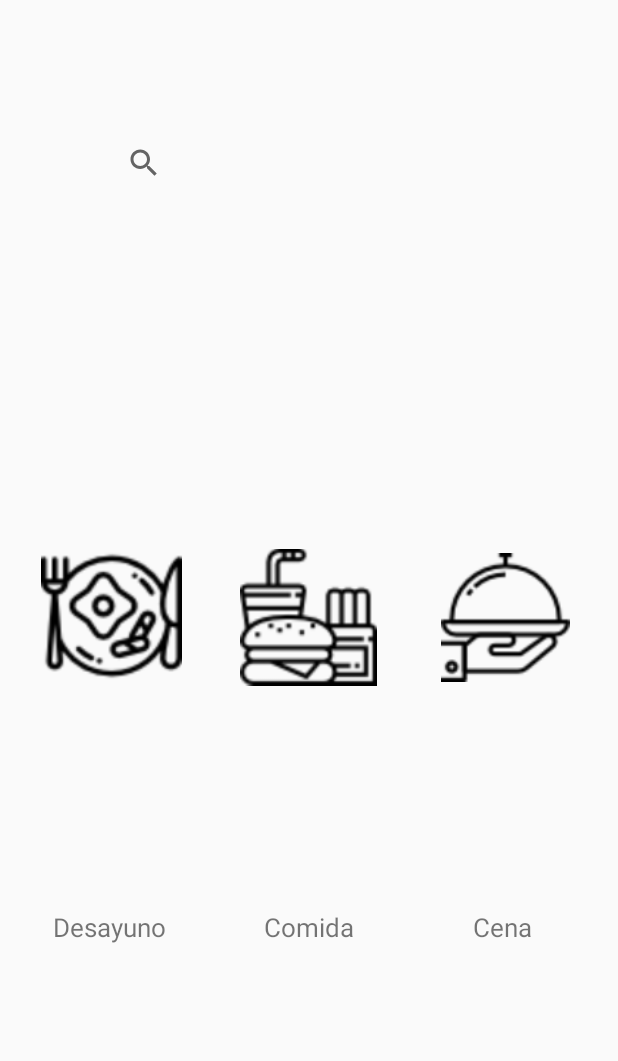
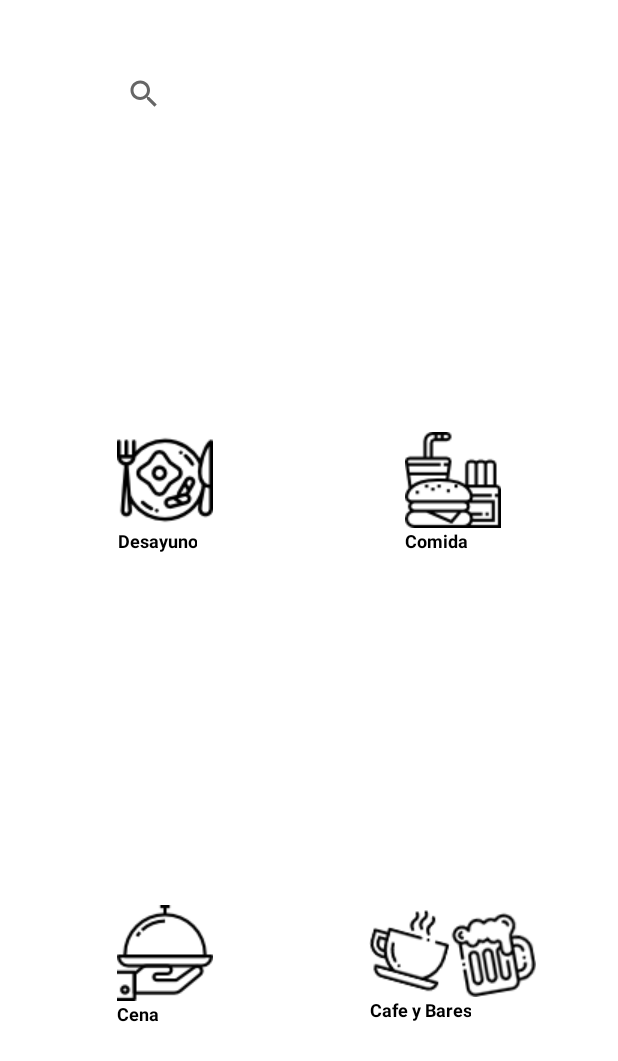
Before and after one commit to wendyvvega/appComida, an Android app: the layout activity_tipos_comida.xml on its own in the app's theme, with its tools: preview values and no code run, on a phone screen of 412 x 824 dp. Shown: the top 1061 px of the screen. Run offline under Robolectric (Android 15) with nearby library versions, the phone set to English and light mode, and no system bars.

Commit message:
Se modifico la vista de los tipos de comida

```diff
--- a/appComidita/app/build.gradle
+++ b/appComidita/app/build.gradle
@@ -24,6 +24,7 @@ dependencies {
     implementation 'com.android.support:recyclerview-v7:27.1.1'
     implementation fileTree(dir: 'libs', include: ['*.jar'])
     implementation 'com.android.support:appcompat-v7:27.1.1'
+    implementation 'com.android.support:cardview-v7:27.1.1'
     implementation 'com.android.support.constraint:constraint-layout:1.1.0'
     implementation 'com.android.support:design:27.1.1'
     implementation 'com.google.firebase:firebase-database:15.0.1'
--- a/appComidita/app/src/main/java/com/example/supdude/appcomidita/tiposComida.java
+++ b/appComidita/app/src/main/java/com/example/supdude/appcomidita/tiposComida.java
@@ -8,7 +8,7 @@ import android.widget.ImageView;
 
 public class tiposComida extends AppCompatActivity implements View.OnClickListener{
 
-    ImageView desayuno, comida, cena;
+    ImageView desayuno, comida, cena, cafebares;
 
     @Override
     protected void onCreate(Bundle savedInstanceState) {
@@ -18,10 +18,12 @@ public class tiposComida extends AppCompatActivity implements View.OnClickListen
         desayuno = findViewById(R.id.imgDesayuno);
         comida = findViewById(R.id.imgComida);
         cena = findViewById(R.id.imgCena);
+        cafebares = findViewById(R.id.imgCafeBares);
 
         desayuno.setOnClickListener(this);
         comida.setOnClickListener(this);
         cena.setOnClickListener(this);
+        cafebares.setOnClickListener(this);
     }
 
     @Override
@@ -37,6 +39,9 @@ public class tiposComida extends AppCompatActivity implements View.OnClickListen
             case R.id.imgCena:
                 intent.putExtra("tipoComida", "cena");
                 break;
+            case R.id.imgCafeBares:
+                intent.putExtra("tipoComida", "cafebares");
+                break;
         }
         startActivity(intent);
     }
--- a/appComidita/app/src/main/res/layout/activity_lista_locales.xml
+++ b/appComidita/app/src/main/res/layout/activity_lista_locales.xml
@@ -20,7 +20,7 @@
         android:id="@+id/recyclerView"
         android:layout_width="368dp"
         android:layout_height="493dp"
+        android:scrollbars="vertical"
         tools:layout_editor_absoluteX="8dp"
-        tools:layout_editor_absoluteY="66dp"
-        android:scrollbars="vertical" />
+        tools:layout_editor_absoluteY="66dp" />
 </LinearLayout>
--- a/appComidita/app/src/main/res/layout/activity_tipos_comida.xml
+++ b/appComidita/app/src/main/res/layout/activity_tipos_comida.xml
@@ -1,101 +1,206 @@
 <?xml version="1.0" encoding="utf-8"?>
-<RelativeLayout xmlns:android="http://schemas.android.com/apk/res/android"
+<LinearLayout xmlns:android="http://schemas.android.com/apk/res/android"
     xmlns:app="http://schemas.android.com/apk/res-auto"
     xmlns:tools="http://schemas.android.com/tools"
     android:layout_width="match_parent"
     android:layout_height="match_parent"
+    android:orientation="vertical"
+    android:background="#ffffff"
+    android:weightSum="10"
     tools:context=".tiposComida">
 
-    <ImageView
-        android:id="@+id/imgDesayuno"
-        android:layout_width="94dp"
-        android:layout_height="100dp"
-        android:layout_alignParentStart="true"
-        android:layout_alignTop="@+id/imgComida"
-        android:layout_marginStart="27dp"
-        app:layout_constraintBottom_toTopOf="@+id/textView2"
-        app:layout_constraintEnd_toStartOf="@+id/imgComida"
-        app:layout_constraintStart_toStartOf="parent"
-        app:layout_constraintTop_toTopOf="parent"
-        app:layout_constraintVertical_chainStyle="spread_inside"
-        app:srcCompat="@drawable/desayuno" />
+    <RelativeLayout
+        android:layout_weight="2"
+        android:layout_width="match_parent"
+        android:layout_height="0dp">
 
-    <ImageView
-        android:id="@+id/imgComida"
-        android:layout_width="91dp"
-        android:layout_height="101dp"
-        android:layout_alignTop="@+id/imgCena"
-        android:layout_centerHorizontal="true"
-        app:layout_constraintEnd_toStartOf="@+id/imgCena"
-        app:layout_constraintStart_toEndOf="@+id/imgDesayuno"
-        app:layout_constraintTop_toBottomOf="@+id/busqueda"
-        app:srcCompat="@drawable/comida" />
+        <SearchView
+            android:id="@+id/busqueda"
+            android:layout_width="267dp"
+            android:layout_height="33dp"
+            android:layout_alignParentTop="true"
+            android:layout_centerHorizontal="true"
+            android:layout_marginTop="46dp"
+            android:gravity="center" />
 
-    <ImageView
-        android:id="@+id/imgCena"
-        android:layout_width="86dp"
-        android:layout_height="102dp"
-        android:layout_alignParentEnd="true"
-        android:layout_centerVertical="true"
-        android:layout_marginEnd="32dp"
-        app:layout_constraintBottom_toTopOf="@+id/textView4"
-        app:layout_constraintEnd_toEndOf="parent"
-        app:layout_constraintStart_toEndOf="@+id/imgComida"
-        app:layout_constraintTop_toBottomOf="@+id/busqueda"
-        app:srcCompat="@drawable/cena" />
+    </RelativeLayout>
 
-    <TextView
-        android:id="@+id/textView2"
-        android:layout_width="86dp"
-        android:layout_height="wrap_content"
-        android:layout_alignEnd="@+id/imgDesayuno"
-        android:layout_alignParentBottom="true"
-        android:layout_marginBottom="194dp"
-        android:text="Desayuno"
-        android:textSize="17dp"
-        app:layout_constraintBottom_toBottomOf="parent"
-        app:layout_constraintEnd_toStartOf="@+id/textView3"
-        app:layout_constraintStart_toStartOf="parent"
-        app:layout_constraintTop_toBottomOf="@+id/imgDesayuno" />
+    <GridLayout
+        android:columnCount="2"
+        android:rowCount="3"
+        android:alignmentMode="alignMargins"
+        android:columnOrderPreserved="false"
+        android:padding="14dp"
+        android:layout_weight="8"
+        android:layout_width="match_parent"
+        android:layout_height="0dp">
 
-    <TextView
-        android:id="@+id/textView3"
-        android:layout_width="wrap_content"
-        android:layout_height="wrap_content"
-        android:layout_alignTop="@+id/textView2"
-        android:layout_centerHorizontal="true"
-        android:text="Comida"
-        android:textSize="17dp"
-        app:layout_constraintBottom_toBottomOf="parent"
-        app:layout_constraintEnd_toStartOf="@+id/textView4"
-        app:layout_constraintTop_toBottomOf="@+id/imgComida" />
+        <!-- Row 1 -->
+        <!-- Column 1 -->
 
-    <TextView
-        android:id="@+id/textView4"
-        android:layout_width="wrap_content"
-        android:layout_height="wrap_content"
-        android:layout_alignParentEnd="true"
-        android:layout_alignTop="@+id/textView2"
-        android:layout_marginEnd="57dp"
-        android:text="Cena"
-        android:textSize="17dp"
-        app:layout_constraintBottom_toBottomOf="parent"
-        app:layout_constraintEnd_toEndOf="parent"
-        app:layout_constraintTop_toBottomOf="@+id/imgCena"
-        app:layout_constraintVertical_bias="1.0" />
+        <android.support.v7.widget.CardView
+            android:id="@+id/imgDesayuno"
+            android:layout_width="0dp"
+            android:layout_height="0dp"
+            android:layout_columnWeight="1"
+            android:layout_rowWeight="1"
+            android:layout_marginBottom="16dp"
+            android:layout_marginLeft="16dp"
+            android:layout_marginRight="16dp"
+            app:cardElevation="0dp"
+            app:cardCornerRadius="0dp">
 
-    <SearchView
-        android:id="@+id/busqueda"
-        android:layout_width="267dp"
-        android:layout_height="33dp"
-        android:layout_alignParentTop="true"
-        android:layout_centerHorizontal="true"
-        android:layout_marginTop="92dp"
-        android:gravity="center"
-        app:layout_constraintBottom_toTopOf="@+id/imgComida"
-        app:layout_constraintEnd_toEndOf="parent"
-        app:layout_constraintHorizontal_bias="1.0"
-        app:layout_constraintStart_toStartOf="parent"
-        app:layout_constraintTop_toTopOf="parent" />
+            <LinearLayout
+                android:layout_gravity="center_horizontal|center_vertical"
+                android:layout_margin="16dp"
+                android:orientation="vertical"
+                android:layout_width="wrap_content"
+                android:layout_height="wrap_content">
 
-</RelativeLayout>
+                <ImageView
+                    android:src="@drawable/desayuno"
+                    android:layout_gravity="center_horizontal"
+                    android:layout_width="wrap_content"
+                    android:layout_height="wrap_content" />
+
+                <TextView
+                    android:text="Desayuno"
+                    android:textAlignment="center"
+                    android:textColor="@android:color/black"
+                    android:textSize="18px"
+                    android:textStyle="bold"
+                    android:layout_width="wrap_content"
+                    android:layout_height="wrap_content" />
+
+            </LinearLayout>
+
+        </android.support.v7.widget.CardView>
+
+        <!-- Row 1 -->
+        <!-- Column 2 -->
+
+        <android.support.v7.widget.CardView
+            android:id="@+id/imgComida"
+            android:layout_width="0dp"
+            android:layout_height="0dp"
+            android:layout_columnWeight="1"
+            android:layout_rowWeight="1"
+            android:layout_marginBottom="16dp"
+            android:layout_marginLeft="16dp"
+            android:layout_marginRight="16dp"
+            app:cardElevation="0dp"
+            app:cardCornerRadius="0dp"
+            >
+
+            <LinearLayout
+                android:layout_gravity="center_horizontal|center_vertical"
+                android:layout_margin="16dp"
+                android:orientation="vertical"
+                android:layout_width="wrap_content"
+                android:layout_height="wrap_content">
+
+                <ImageView
+                    android:src="@drawable/comida"
+                    android:layout_gravity="center_horizontal"
+                    android:layout_width="wrap_content"
+                    android:layout_height="wrap_content" />
+
+                <TextView
+                    android:text="Comida"
+                    android:textAlignment="center"
+                    android:textColor="@android:color/black"
+                    android:textSize="18px"
+                    android:textStyle="bold"
+                    android:layout_width="wrap_content"
+                    android:layout_height="wrap_content" />
+
+            </LinearLayout>
+
+        </android.support.v7.widget.CardView>
+
+        <!-- Row 2 -->
+        <!-- Column 1 -->
+
+        <android.support.v7.widget.CardView
+            android:id="@+id/imgCena"
+            android:layout_width="0dp"
+            android:layout_height="0dp"
+            android:layout_columnWeight="1"
+            android:layout_rowWeight="1"
+            android:layout_marginBottom="16dp"
+            android:layout_marginLeft="16dp"
+            android:layout_marginRight="16dp"
+            app:cardElevation="0dp"
+            app:cardCornerRadius="0dp"
+            >
+
+            <LinearLayout
+                android:layout_gravity="center_horizontal|center_vertical"
+                android:layout_margin="16dp"
+                android:orientation="vertical"
+                android:layout_width="wrap_content"
+                android:layout_height="wrap_content">
+
+                <ImageView
+                    android:src="@drawable/cena"
+                    android:layout_gravity="center_horizontal"
+                    android:layout_width="wrap_content"
+                    android:layout_height="wrap_content" />
+
+                <TextView
+                    android:text="Cena"
+                    android:textAlignment="center"
+                    android:textColor="@android:color/black"
+                    android:textSize="18px"
+                    android:textStyle="bold"
+                    android:layout_width="wrap_content"
+                    android:layout_height="wrap_content" />
+
+            </LinearLayout>
+
+        </android.support.v7.widget.CardView>
+
+        <!-- Row 2 -->
+        <!-- Column 2 -->
+
+        <android.support.v7.widget.CardView
+            android:id="@+id/imgCafeBares"
+            android:layout_width="0dp"
+            android:layout_height="0dp"
+            android:layout_columnWeight="1"
+            android:layout_rowWeight="1"
+            android:layout_marginBottom="16dp"
+            android:layout_marginLeft="16dp"
+            android:layout_marginRight="16dp"
+            app:cardElevation="0dp"
+            app:cardCornerRadius="0dp">
+
+            <LinearLayout
+                android:layout_gravity="center_horizontal|center_vertical"
+                android:layout_margin="16dp"
+                android:orientation="vertical"
+                android:layout_width="wrap_content"
+                android:layout_height="wrap_content">
+
+                <ImageView
+                    android:src="@drawable/cafebares"
+                    android:layout_gravity="center_horizontal"
+                    android:layout_width="wrap_content"
+                    android:layout_height="wrap_content" />
+
+                <TextView
+                    android:text="Cafe y Bares"
+                    android:textAlignment="center"
+                    android:textColor="@android:color/black"
+                    android:textSize="18px"
+                    android:textStyle="bold"
+                    android:layout_width="wrap_content"
+                    android:layout_height="wrap_content" />
+
+            </LinearLayout>
+
+        </android.support.v7.widget.CardView>
+
+    </GridLayout>
+
+</LinearLayout>
```
Also changed, not shown: appComidita/app/src/main/res/drawable/cafebares.png (added).
